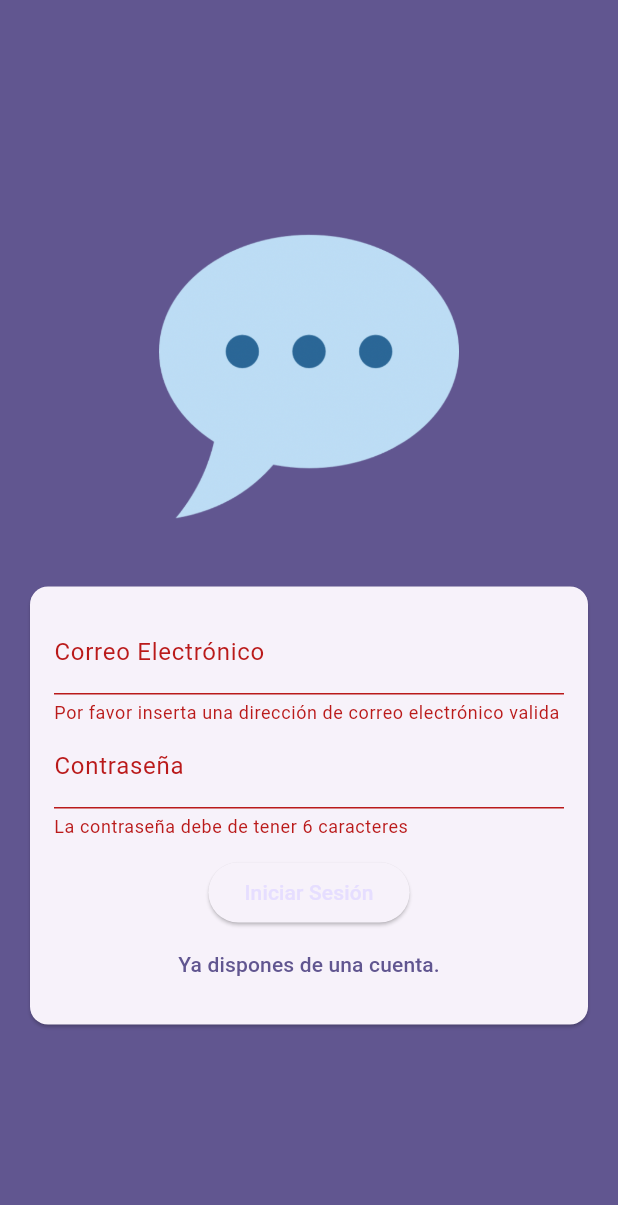
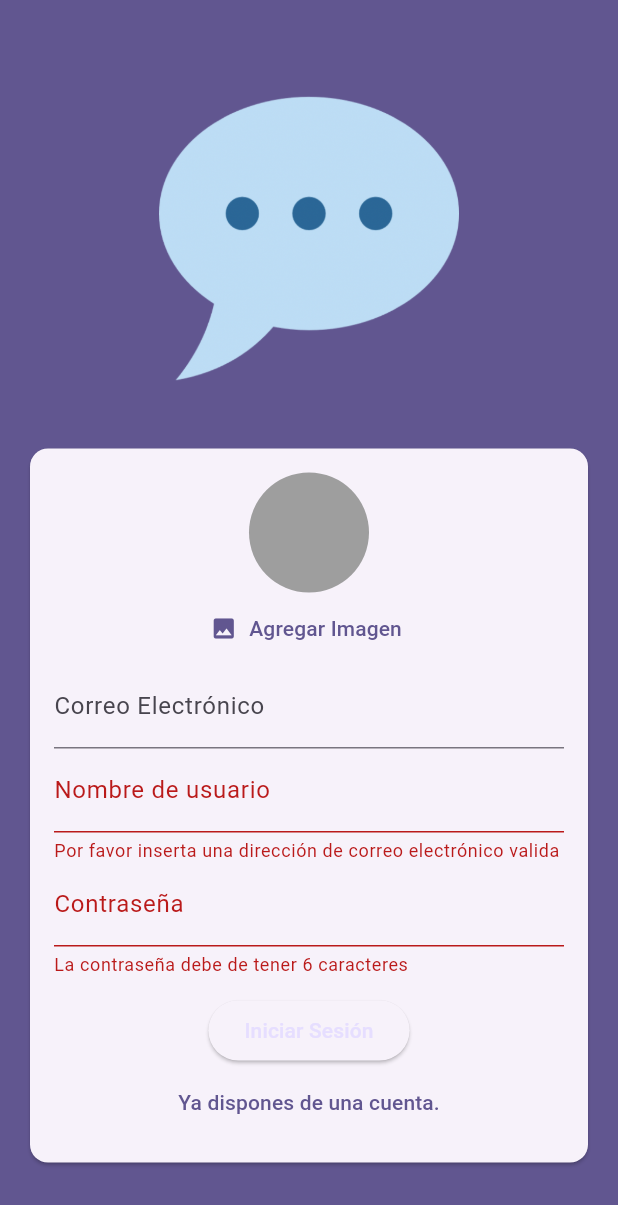
Before and after one commit to LuisFer27/chat_app, a Flutter app: the screen it shows after launch, after a tap on "Logueate", after a tap on "Crea una cuenta.", on a phone screen of 412 x 824 dp. Shown: the top 1205 px of the screen. Run offline on Flutter 3.47's test engine with Material 3 defaults, Android fonts, the phone set to English and light mode, and no system bars; our stand-ins replace cloud_firestore, firebase_auth, firebase_core, firebase_storage, image_picker; accounts and stored records are empty.

```diff
--- a/lib/main.dart
+++ b/lib/main.dart
@@ -20,7 +20,7 @@ class App extends StatelessWidget {
   @override
   Widget build(BuildContext context) {
     return MaterialApp(
-        title: 'ChatFlutter',
+        title: 'FlutterChat',
         theme: ThemeData().copyWith(
             //use in old versions flutter 3
             //useMaterial3: true,
--- a/lib/screens/auth.dart
+++ b/lib/screens/auth.dart
@@ -1,3 +1,7 @@
+import 'dart:io';
+import 'package:chat_app/widgets/user_image_picker.dart';
+import 'package:cloud_firestore/cloud_firestore.dart';
+import 'package:firebase_storage/firebase_storage.dart';
 import 'package:flutter/material.dart';
 import 'package:firebase_auth/firebase_auth.dart';
 
@@ -17,29 +21,57 @@ class _AuthScreenState extends State<AuthScreen> {
   var _isLogin = true;
   var _enteredEmail = '';
   var _enteredPassword = '';
+  var _enteredUsername = '';
+  File? _selectedImage;
+  var _isAuthenticating = false;
   void _submit() async {
     final isValid = _form.currentState!.validate();
-    if (!isValid) {
+
+    if (!isValid || !_isLogin && _selectedImage == null) {
+      //show error message
       return;
     }
-
     _form.currentState!.save();
     try {
+      setState(() {
+        _isAuthenticating = true;
+      });
       if (_isLogin) {
 //log users in
         final userCredentials = await _firebase.signInWithEmailAndPassword(
             email: _enteredEmail, password: _enteredPassword);
         //print(userCredentials);
       } else {
-        final UserCredentials = await _firebase.createUserWithEmailAndPassword(
+        final userCredentials = await _firebase.createUserWithEmailAndPassword(
             email: _enteredEmail, password: _enteredPassword);
         //print(UserCredentials);
+        final storageRef = FirebaseStorage.instance
+            .ref()
+            .child('user_images')
+            .child('${userCredentials.user!.uid}.jpg');
+        await storageRef.putFile(_selectedImage!);
+        final imageUrl = await storageRef.getDownloadURL();
+        //print(imageUrl);
+        await FirebaseFirestore.instance
+            .collection('users')
+            .doc(userCredentials.user!.uid)
+            .set({
+          'username': _enteredUsername,
+          'email': _enteredEmail,
+          'image_url': imageUrl,
+        });
       }
     } on FirebaseAuthException catch (error) {
       if (error.code == 'email-already-in-use') {}
       ScaffoldMessenger.of(context).clearSnackBars();
       ScaffoldMessenger.of(context).showSnackBar(
-          SnackBar(content: Text(error.message ?? 'Autenticación fallida')));
+        SnackBar(
+          content: Text(error.message ?? 'Autenticación fallida'),
+        ),
+      );
+      setState(() {
+        _isAuthenticating = false;
+      });
     }
   }
 
@@ -72,6 +104,12 @@ class _AuthScreenState extends State<AuthScreen> {
                       child: Column(
                         mainAxisSize: MainAxisSize.min,
                         children: [
+                          if (!_isLogin)
+                            UserImagePicker(
+                              onPickImage: (pickedImage) {
+                                _selectedImage = pickedImage;
+                              },
+                            ),
                           TextFormField(
                             decoration: const InputDecoration(
                                 labelText: 'Correo Electrónico'),
@@ -90,6 +128,23 @@ class _AuthScreenState extends State<AuthScreen> {
                               _enteredEmail = value!;
                             },
                           ),
+                          if (!_isLogin)
+                            TextFormField(
+                              decoration: const InputDecoration(
+                                  labelText: 'Nombre de usuario'),
+                              enableSuggestions: false,
+                              validator: (value) {
+                                if (value == null ||
+                                    value.isEmpty ||
+                                    value.trim().length < 4) {
+                                  return 'Por favor introduce un nombre de usuario que tenga 4 caracteres';
+                                }
+                                return null;
+                              },
+                              onSaved: (value) {
+                                _enteredUsername = value!;
+                              },
+                            ),
                           TextFormField(
                             decoration:
                                 const InputDecoration(labelText: 'Contraseña'),
@@ -105,6 +160,9 @@ class _AuthScreenState extends State<AuthScreen> {
                             },
                           ),
                           const SizedBox(height: 12),
+                          if (_isAuthenticating)
+                            const CircularProgressIndicator(),
+                          if (!_isAuthenticating)
                             ElevatedButton(
                               onPressed: _submit,
                               style: ElevatedButton.styleFrom(
@@ -112,9 +170,10 @@ class _AuthScreenState extends State<AuthScreen> {
                                     .colorScheme
                                     .primaryContainer,
                               ),
-                            child:
-                                Text(_isLogin ? 'Logueate' : 'Iniciar Sesión'),
+                              child: Text(
+                                  _isLogin ? 'Logueate' : 'Iniciar Sesión'),
                             ),
+                          if (!_isAuthenticating)
                             TextButton(
                                 onPressed: () {
                                   setState(() {
--- /dev/null
+++ b/lib/widgets/user_image_picker.dart
@@ -0,0 +1,56 @@
+import 'dart:io';
+import 'package:flutter/material.dart';
+import 'package:image_picker/image_picker.dart';
+
+class UserImagePicker extends StatefulWidget {
+  const UserImagePicker({super.key, required this.onPickImage});
+  final void Function(File pickedImage) onPickImage;
+
+  @override
+  State<UserImagePicker> createState() {
+    return _UserImagePickerState();
+  }
+}
+
+class _UserImagePickerState extends State<UserImagePicker> {
+  File? _pickedImageFile;
+
+  void _pickImage() async {
+    final pickedImage = await ImagePicker().pickImage(
+      source: ImageSource.camera,
+      imageQuality: 50,
+      maxWidth: 150,
+    );
+    if (pickedImage == null) {
+      return;
+    }
+    setState(() {
+      _pickedImageFile = File(pickedImage.path);
+    });
+    widget.onPickImage(_pickedImageFile!);
+  }
+
+  @override
+  Widget build(BuildContext context) {
+    return Column(
+      children: [
+        CircleAvatar(
+          radius: 40,
+          backgroundColor: Colors.grey,
+          foregroundImage:
+              _pickedImageFile != null ? FileImage(_pickedImageFile!) : null,
+        ),
+        TextButton.icon(
+          onPressed: _pickImage,
+          icon: const Icon(Icons.image),
+          label: Text(
+            'Agregar Imagen',
+            style: TextStyle(
+              color: Theme.of(context).colorScheme.primary,
+            ),
+          ),
+        ),
+      ],
+    );
+  }
+}
--- a/pubspec.yaml
+++ b/pubspec.yaml
@@ -37,6 +37,9 @@ dependencies:
   cupertino_icons: ^1.0.6
   firebase_core: ^2.32.0
   firebase_auth: ^4.20.0
+  firebase_storage: ^11.7.7
+  image_picker: ^1.1.1
+  cloud_firestore: ^4.17.5
 
 dev_dependencies:
   flutter_test:
```
Also changed, not shown: lib/screens/chat.dart (+9 -3 lines), pubspec.lock, 6 other files. Lines whose indentation alone changed are shown as unchanged.
